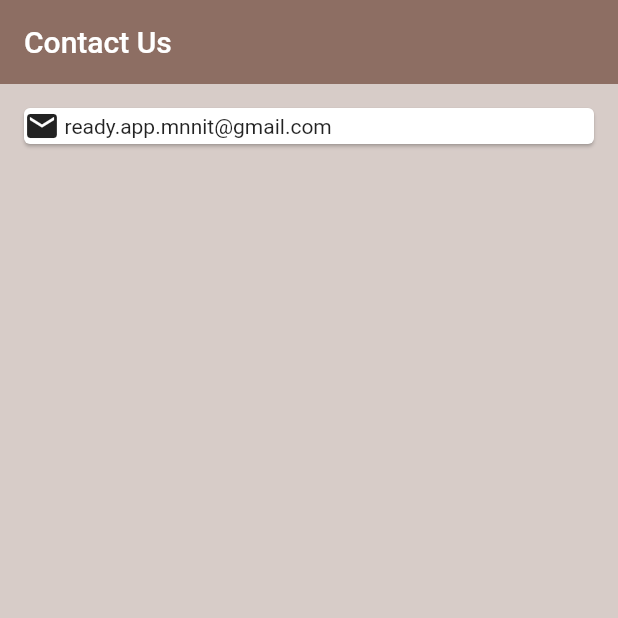
After one commit to ReadyApp-dev/Ready-Vendor, a Flutter app: the ContactUs screen opened directly, on a phone screen of 412 x 824 dp, the top half of it. The commit adds this screen. Run offline on Flutter 3.47's test engine with Material 2 defaults, Android fonts, the phone set to English and light mode, and no system bars; our stand-ins replace cloud_firestore, firebase_auth, firebase_messaging, flutter_rating_bar, flutter_spinkit, geolocator and 1 more; missing offline and left inert: flutter_counter, upi_india; accounts and stored records are empty.

Commit message:
Fix data loss bug Add contact page

```diff
--- a/lib/screens/home/drawer_list.dart
+++ b/lib/screens/home/drawer_list.dart
@@ -58,6 +58,7 @@ class DrawerList extends StatelessWidget {
       ListTile(
         leading: Icon(Icons.perm_contact_calendar),
         title: Text('Contact Us'),
+        onTap: (){setValue(4);},
       )
     ];
     ListView lv = new ListView(children: lw,);
--- /dev/null
+++ b/lib/shared/contact_page.dart
@@ -0,0 +1,32 @@
+import 'package:flutter/material.dart';
+
+
+class ContactUs extends StatelessWidget {
+  @override
+  Widget build(BuildContext context) {
+    return Scaffold(
+      appBar:AppBar(
+        title: Text('Contact Us'),
+        backgroundColor: Colors.brown[400],
+        elevation: 0.0,
+      ),
+      body: Container(
+        color: Colors.brown[100],
+        child: Column(
+          children: <Widget>[
+            Card(
+              margin: EdgeInsets.fromLTRB(16.0, 16.0, 16.0, 0.0),
+              child: Row(
+                children: <Widget>[
+                  Icon(Icons.email),
+                  SizedBox(width: 3.0,),
+                  Text('ready.app.mnnit@gmail.com'),
+                ],
+              ),
+            )
+          ],
+        ),
+      ),
+    );
+  }
+}
```
Also changed, not shown: lib/screens/home/home.dart (+59 -34 lines).
